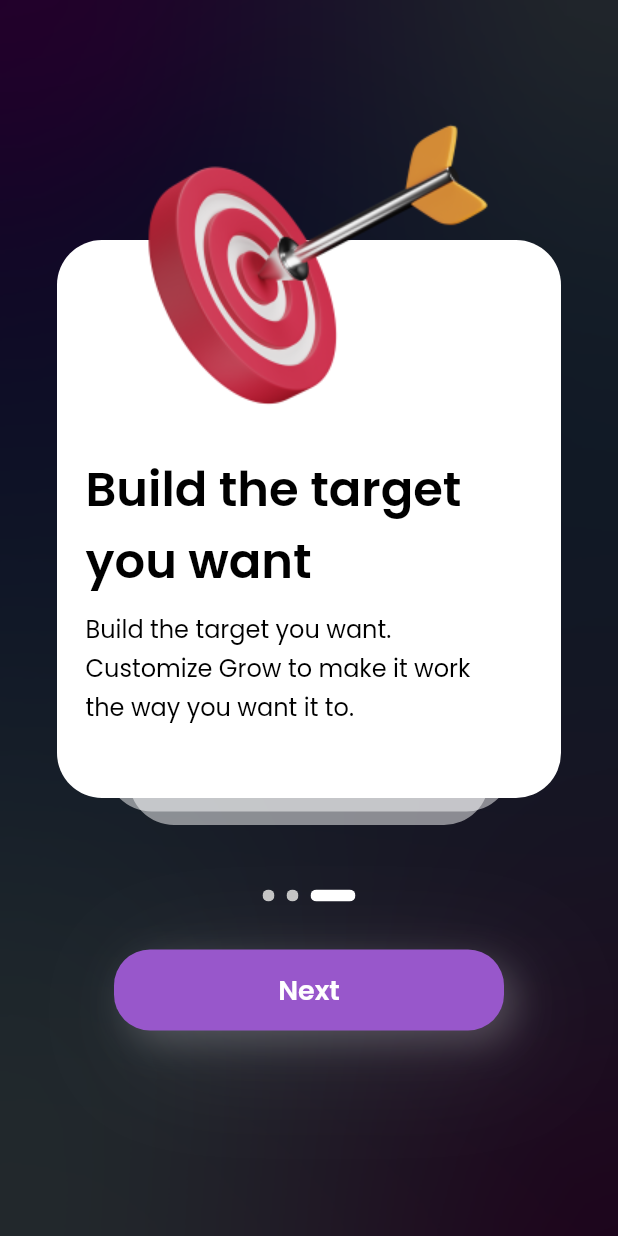
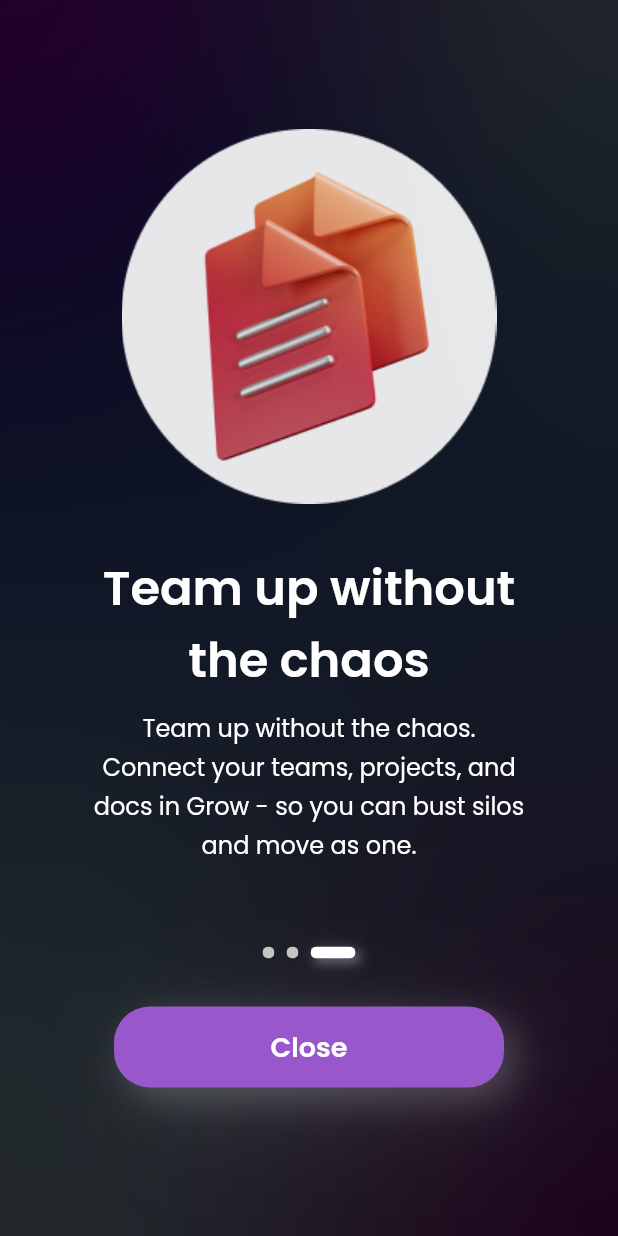
Before and after one commit to baemyungseong/grow_app, a Flutter app: the onboardingScreen1 screen opened by its route, after a tap on an icon or button, on a phone screen of 412 x 824 dp. Run offline on Flutter 3.47's test engine with Material 2 defaults, Android fonts, the phone set to English and light mode, and no system bars; our stand-ins replace flutter_native_splash, flutter_svg, shared_preferences; missing offline and left inert: shared_preferences_web; accounts and stored records are empty.

Commit message:
done onboarding screen 3

```diff
--- a/lib/screens/onboardings/onboardingScreen1.dart
+++ b/lib/screens/onboardings/onboardingScreen1.dart
@@ -57,14 +57,13 @@ class onboardingScreen1 extends StatelessWidget {
                             fontWeight: FontWeight.w600,
                           ),
                           textAlign: TextAlign.right,
-                        )),
+                        )
+                    ),
                     SizedBox(height: 8),
                     Container(
                         alignment: Alignment.centerRight,
                         child: Text(
-                          'We’re more than a application.' +
-                              '\n' +
-                              'Customize Grow to work the way you do.',
+                          'We’re more than a application.' + '\n' + 'Customize Grow to work the way you do.',
                           style: TextStyle(
                               fontFamily: 'Poppins',
                               fontSize: content16,
@@ -72,7 +71,8 @@ class onboardingScreen1 extends StatelessWidget {
                               fontWeight: FontWeight.w400,
                               height: 1.6),
                           textAlign: TextAlign.right,
-                        )),
+                        )
+                    ),
                   ],
                 ),
               ),
@@ -82,11 +82,60 @@ class onboardingScreen1 extends StatelessWidget {
                 child: Row(
                   mainAxisAlignment: MainAxisAlignment.center,
                   children: [
-                    SvgPicture.asset(obRectangledot, height: 8, width: 30),
+                    GestureDetector(
+                      child: AnimatedContainer(
+                          alignment: Alignment.center,
+                          duration: Duration(milliseconds: 300),
+                          decoration: BoxDecoration(
+                            boxShadow: [
+                              BoxShadow(
+                                color: white.withOpacity(0.1),
+                                spreadRadius: 0,
+                                blurRadius: 10,
+                                offset: Offset(1, 1), // changes position of shadow
+                              ),
+                              BoxShadow(
+                                color: white.withOpacity(0.3),
+                                blurRadius: 5,
+                                offset: Offset(3, 3), // changes position of shadow
+                              ),
+                            ],
+                          ),
+                          child: SvgPicture.asset(obRectangledot, height: 8, width: 30),
+                      ),
+                    ),
                     SizedBox(width: 8),
-                    SvgPicture.asset(obCircledot, height: 8, width: 8),
+                    GestureDetector(
+                      onTap: () {
+                        Navigator.push(
+                          context,
+                          MaterialPageRoute(
+                            builder: (context) => onboardingScreen2(),
+                          ),
+                        );
+                      },
+                      child: AnimatedContainer(
+                        alignment: Alignment.center,
+                        duration: Duration(milliseconds: 300),
+                        child: SvgPicture.asset(obCircledot, height: 8, width: 8),
+                      ),
+                    ),
                     SizedBox(width: 8),
-                    SvgPicture.asset(obCircledot, height: 8, width: 8),
+                    GestureDetector(
+                      onTap: () {
+                        Navigator.push(
+                          context,
+                          MaterialPageRoute(
+                            builder: (context) => onboardingScreen3(),
+                          ),
+                        );
+                      },
+                      child: AnimatedContainer(
+                        alignment: Alignment.center,
+                        duration: Duration(milliseconds: 300),
+                        child: SvgPicture.asset(obCircledot, height: 8, width: 8),
+                      ),
+                    ),
                   ],
                 ),
               ),
@@ -134,7 +183,8 @@ class onboardingScreen1 extends StatelessWidget {
                             fontFamily: 'Poppins',
                             fontWeight: FontWeight.w600,
                             fontSize: textButton),
-                      )),
+                      )
+                  ),
                 ),
               ),
               SizedBox(height: 32),
@@ -153,8 +203,7 @@ class onboardingScreen1 extends StatelessWidget {
                   child: AnimatedContainer(
                     alignment: Alignment.center,
                     duration: Duration(milliseconds: 300),
-                    child:
-                        SvgPicture.asset(outlineClose, height: 40, width: 40),
+                    child: SvgPicture.asset(outlineClose, height: 40, width: 40),
                   ),
                 ),
               ),
--- a/lib/screens/onboardings/onboardingScreen3.dart
+++ b/lib/screens/onboardings/onboardingScreen3.dart
@@ -9,6 +9,7 @@ import 'package:grow_app/constants/icons.dart';
 import 'package:grow_app/constants/others.dart';
 
 //import screens
+import 'package:grow_app/screens/onboardings/onboardingScreen1.dart';
 import 'package:grow_app/screens/onboardings/onboardingScreen2.dart';
 import 'package:grow_app/screens/autheciation/signin.dart';
 
@@ -36,88 +37,105 @@ class onboardingScreen3 extends StatelessWidget {
           ),
           child: Column(
             children: [
-              Stack(
-                children: [
-                  Stack(
+              SizedBox(height: 48),
+              Container(
                 alignment: Alignment.center,
+                child: Image.asset(obDocumentfile, scale: 1),
+              ),
+              SizedBox(height: 32),
+              Container(
+                // padding: EdgeInsets.only(right: 32),
+                child: Column(
+                  crossAxisAlignment: CrossAxisAlignment.center,
                   children: [
                     Container(
-                        margin: EdgeInsets.only(top: 140),
-                        width: 240,
-                        height: 372,
-                        decoration: BoxDecoration(
-                            color: white.withOpacity(0.5),
-                            borderRadius: BorderRadius.circular(30)),
-                      ),
-                      Container(
-                        margin: EdgeInsets.only(top: 122),
-                        width: 270,
-                        height: 372,
-                        decoration: BoxDecoration(
-                            color: white.withOpacity(0.5),
-                            borderRadius: BorderRadius.circular(30)),
-                      ),
-                      Container(
-                          padding:
-                              EdgeInsets.only(top: 142, left: 19, right: 19),
-                          margin: EdgeInsets.only(top: 104),
-                          height: 372,
-                          decoration: BoxDecoration(
-                              color: white,
-                              borderRadius: BorderRadius.circular(30)),
-                          child: Column(
-                            crossAxisAlignment: CrossAxisAlignment.start,
-                            children: [
-                              Container(
-                                  alignment: Alignment.centerLeft,
+                        alignment: Alignment.center,
                         child: Text(
-                                    'Build the target' + '\n' + 'you want',
+                          'Team up without' + '\n' + 'the chaos',
                           style: TextStyle(
                             fontFamily: 'Poppins',
                             fontSize: title32,
-                                      color: black,
+                            color: white,
                             fontWeight: FontWeight.w600,
                           ),
-                                    textAlign: TextAlign.left,
+                          textAlign: TextAlign.center,
                         )),
                     SizedBox(height: 8),
                     Container(
-                                  alignment: Alignment.centerLeft,
+                        alignment: Alignment.center,
                         child: Text(
-                                    'Build the target you want.' +
-                                        '\n' +
-                                        'Customize Grow to make it work' +
-                                        '\n' +
-                                        'the way you want it to.',
+                          'Team up without the chaos.' + '\n' + 'Connect your teams, projects, and' + '\n' + 'docs in Grow - so you can bust silos' + '\n' + 'and move as one.',
                           style: TextStyle(
                               fontFamily: 'Poppins',
                               fontSize: content16,
-                                        color: black,
+                              color: white,
                               fontWeight: FontWeight.w400,
                               height: 1.6),
-                                    textAlign: TextAlign.left,
-                                  )),
-                            ],
+                          textAlign: TextAlign.center,
                         )),
                   ],
                 ),
-                  Container(
-                    alignment: Alignment.center,
-                    child: Image.asset(obTargetdynamic, scale: 1),
               ),
-                ],
-              ),
-              SizedBox(height: 43),
+              SizedBox(height: 55),
               Container(
                 alignment: Alignment.center,
                 child: Row(
                   mainAxisAlignment: MainAxisAlignment.center,
                   children: [
-                    SvgPicture.asset(obCircledot, height: 8, width: 8),
+                    GestureDetector(
+                      onTap: () {
+                        Navigator.push(
+                          context,
+                          MaterialPageRoute(
+                            builder: (context) => onboardingScreen1(),
+                          ),
+                        );
+                      },
+                      child: AnimatedContainer(
+                        alignment: Alignment.center,
+                        duration: Duration(milliseconds: 300),
+                        child: SvgPicture.asset(obCircledot, height: 8, width: 8),
+                      ),
+                    ),
                     SizedBox(width: 8),
-                    SvgPicture.asset(obCircledot, height: 8, width: 8),
+                    GestureDetector(
+                      onTap: () {
+                        Navigator.push(
+                          context,
+                          MaterialPageRoute(
+                            builder: (context) => onboardingScreen2(),
+                          ),
+                        );
+                      },
+                      child: AnimatedContainer(
+                        alignment: Alignment.center,
+                        duration: Duration(milliseconds: 300),
+                        child: SvgPicture.asset(obCircledot, height: 8, width: 8),
+                      ),
+                    ),
                     SizedBox(width: 8),
-                    SvgPicture.asset(obRectangledot, height: 8, width: 30),
+                    GestureDetector(
+                      child: AnimatedContainer(
+                        alignment: Alignment.center,
+                        duration: Duration(milliseconds: 300),
+                        decoration: BoxDecoration(
+                          boxShadow: [
+                            BoxShadow(
+                              color: white.withOpacity(0.1),
+                              spreadRadius: 0,
+                              blurRadius: 10,
+                              offset: Offset(1, 1), // changes position of shadow
+                            ),
+                            BoxShadow(
+                              color: white.withOpacity(0.3),
+                              blurRadius: 5,
+                              offset: Offset(3, 3), // changes position of shadow
+                            ),
+                          ],
+                        ),
+                        child: SvgPicture.asset(obRectangledot, height: 8, width: 30),
+                      ),
+                    ),
                   ],
                 ),
               ),
@@ -159,7 +177,7 @@ class onboardingScreen3 extends StatelessWidget {
                         ],
                       ),
                       child: Text(
-                        "Next",
+                        "Close",
                         style: TextStyle(
                             color: white,
                             fontFamily: 'Poppins',
```
Also changed, not shown: lib/screens/onboardings/onboardingScreen2.dart (+67 -15 lines). Lines whose indentation alone changed are shown as unchanged.
